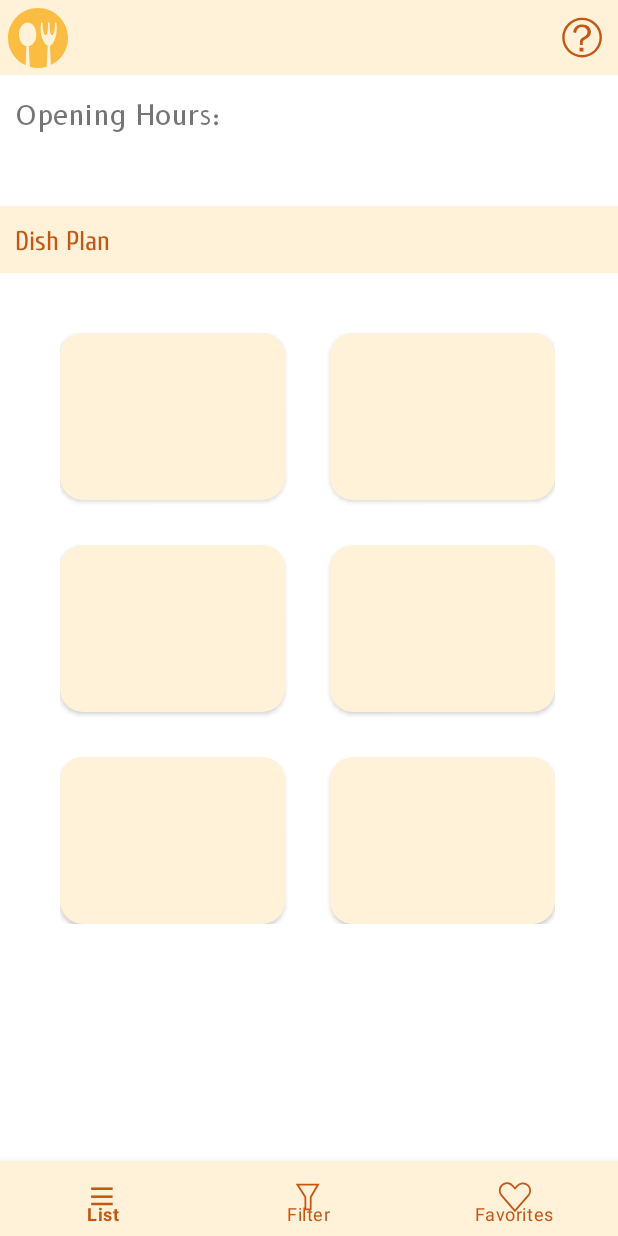
After one commit to Junru-Lin/Find-Your-Mensa, an Android app: the layout activity_dish_plan.xml on its own in the app's theme, with its tools: preview values and no code run, on a phone screen of 412 x 824 dp. The commit adds this screen. Run offline under Robolectric (Android 15) with nearby library versions, the phone set to English and light mode, and no system bars.

Commit message:
The design for the DishPlan activity, main colour in theme is changed for buttons. In DishPlan Activity bottom and help navigation are added. All the texts from layouts are replaces to the strings.xml. Small refinements in layouts.

```diff
--- /dev/null
+++ b/app/src/main/java/com/junru/findyourmensa/DishPlan.java
@@ -0,0 +1,61 @@
+package com.junru.findyourmensa;
+
+import androidx.annotation.NonNull;
+import androidx.appcompat.app.AppCompatActivity;
+
+import android.content.Intent;
+import android.os.Bundle;
+import android.view.MenuItem;
+import android.view.View;
+import android.widget.ImageButton;
+
+import com.google.android.material.bottomnavigation.BottomNavigationView;
+
+public class DishPlan extends AppCompatActivity {
+
+    private ImageButton button;
+
+    @Override
+    protected void onCreate(Bundle savedInstanceState) {
+        super.onCreate(savedInstanceState);
+        setContentView(R.layout.activity_dish_plan);
+
+        button = findViewById(R.id.help_button);
+        button.setOnClickListener(new View.OnClickListener(){
+            @Override
+            public void onClick(View v) {
+                openHelpActivity();
+            }
+        });
+
+        //Initialize and assign variable
+        BottomNavigationView bottomNavigationView = findViewById(R.id.bottom_navigation);
+        //Perform ItemSelectedListener
+        bottomNavigationView.setOnNavigationItemSelectedListener(new BottomNavigationView.OnNavigationItemSelectedListener() {
+            @Override
+            public boolean onNavigationItemSelected(@NonNull MenuItem menuItem) {
+                switch (menuItem.getItemId()) {
+                    case R.id.page_1:
+                        startActivity(new Intent(getApplicationContext(), ListActivity.class));
+                        overridePendingTransition(0,0);
+                        return true;
+                    case R.id.page_2:
+                        startActivity(new Intent(getApplicationContext(), FilterActivity.class));
+                        overridePendingTransition(0,0);
+                        return true;
+                    case R.id.page_3:
+                        startActivity(new Intent(getApplicationContext(), FavouritesActivity.class));
+                        overridePendingTransition(0,0);
+                        return true;
+                }
+                return false;
+            }
+        });
+    }
+
+    private void openHelpActivity() {
+        Intent intent = new Intent(this, HelpActivity.class);
+        startActivity(intent);
+    }
+
+}
--- /dev/null
+++ b/app/src/main/res/layout/activity_dish_plan.xml
@@ -0,0 +1,168 @@
+<?xml version="1.0" encoding="utf-8"?>
+<RelativeLayout
+    xmlns:android="http://schemas.android.com/apk/res/android"
+    xmlns:app="http://schemas.android.com/apk/res-auto"
+    xmlns:tools="http://schemas.android.com/tools"
+    android:id="@+id/main_page"
+    android:layout_width="fill_parent"
+    android:layout_height="fill_parent"
+    android:orientation="vertical">
+
+
+    <RelativeLayout
+        android:id="@+id/top_menu"
+        android:layout_width="match_parent"
+        android:layout_height="50dp"
+        android:layout_alignParentTop="true"
+        android:layout_marginTop="0dp"
+        android:background="@color/background_light_orange"
+        android:visibility="visible">
+
+        <ImageView
+            android:id="@+id/logo_View"
+            android:layout_width="40dp"
+            android:layout_height="40dp"
+            android:layout_alignParentLeft="true"
+            android:layout_alignParentTop="true"
+            android:layout_marginLeft="5dp"
+            android:layout_marginTop="5dp"
+            android:src="@drawable/logo_mensa" />
+
+        <TextView
+            android:id="@+id/mensa_name"
+            android:layout_width="match_parent"
+            android:layout_height="fill_parent"
+            android:layout_toRightOf="@id/logo_View"
+            android:textSize="30sp"
+            android:fontFamily="@font/cuprum_regular"
+            android:textColor="@color/text_color_dark_orange"
+            android:layout_marginLeft="10dp"
+            android:layout_marginTop="5dp"/>
+
+
+        <ImageButton
+            android:id="@+id/help_button"
+            android:layout_width="40dp"
+            android:layout_height="40dp"
+            android:layout_alignParentTop="true"
+            android:layout_alignParentEnd="true"
+            android:layout_marginEnd="5dp"
+            android:layout_marginTop="5dp"
+            android:padding="0dp"
+            android:scaleType="fitCenter"
+            android:background="@color/background_light_orange"
+            android:src="@drawable/help" />
+    </RelativeLayout>
+
+    <TextView
+        android:id="@+id/open"
+        android:layout_width="match_parent"
+        android:layout_height="wrap_content"
+        android:layout_below="@id/top_menu"
+        android:text="@string/opening_hours"
+        android:layout_marginLeft="10dp"
+        android:layout_marginTop="15dp"
+        android:fontFamily="@font/b612_regular"
+        android:textSize="18sp"/>
+
+    <TextView
+        android:id="@+id/hours"
+        android:layout_width="match_parent"
+        android:layout_height="wrap_content"
+        android:layout_below="@id/open"
+        android:layout_marginLeft="10dp"
+        android:layout_marginTop="15dp"
+        android:fontFamily="@font/b612_regular"
+        android:textSize="12sp"/>
+
+
+    <TextView
+        android:id="@+id/dish_plan"
+        android:layout_width="match_parent"
+        android:layout_height="wrap_content"
+        android:layout_below="@id/hours"
+        android:background="@color/background_light_orange"
+        android:text="@string/dish_plan"
+        android:textSize="18sp"
+        android:fontFamily="@font/cuprum_regular"
+        android:textColor="@color/text_color_dark_orange"
+        android:padding="10dp"
+        android:layout_marginTop="15dp"/>
+
+
+    <GridLayout
+        android:id="@+id/GridLayout1"
+        android:layout_width="wrap_content"
+        android:layout_height="wrap_content"
+        android:layout_below="@id/dish_plan"
+        android:columnCount="2"
+        android:layout_margin="40dp"
+        tools:context=".GridLayoutActivity" >
+
+        <Button
+            android:id="@+id/button1"
+            android:layout_width="150dp"
+            android:layout_row="0"
+            android:layout_column="0"
+            android:layout_gravity="start|top"
+            android:layout_marginEnd="30dp"
+            android:layout_marginBottom="30dp"
+            android:background="@drawable/custom_list_item"
+            android:padding="40dp" />
+
+        <Button
+            android:id="@+id/button2"
+            android:layout_width="150dp"
+            android:layout_column="1"
+            android:layout_gravity="start|top"
+            android:layout_row="0"
+            android:padding="40dp"
+            android:background="@drawable/custom_list_item"/>
+
+        <Button
+            android:id="@+id/button3"
+            android:layout_width="150dp"
+            android:layout_column="0"
+            android:layout_row="1"
+            android:padding="40dp"
+            android:layout_marginBottom="30dp"
+            android:background="@drawable/custom_list_item"/>
+
+        <Button
+            android:id="@+id/button4"
+            android:layout_width="150dp"
+            android:layout_column="1"
+            android:layout_row="1"
+            android:padding="40dp"
+            android:background="@drawable/custom_list_item"/>
+
+        <Button
+            android:id="@+id/button5"
+            android:layout_width="150dp"
+            android:layout_column="0"
+            android:layout_row="2"
+            android:padding="40dp"
+            android:background="@drawable/custom_list_item"/>
+
+        <Button
+            android:id="@+id/button6"
+            android:layout_width="150dp"
+            android:layout_column="1"
+            android:layout_row="2"
+            android:padding="40dp"
+            android:background="@drawable/custom_list_item"/>
+
+    </GridLayout>
+
+    <com.google.android.material.bottomnavigation.BottomNavigationView
+        android:id="@+id/bottom_navigation"
+        android:layout_width="match_parent"
+        android:layout_height="50dp"
+        android:background="@color/background_light_orange"
+        app:menu="@menu/bottom_navigation_menu"
+        app:itemIconSize="30dp"
+        app:itemIconTint="@color/text_color_dark_orange"
+        app:itemTextColor="@color/text_color_dark_orange"
+        android:layout_alignParentBottom="true"/>
+
+</RelativeLayout>
--- a/app/src/main/res/layout/activity_favourites.xml
+++ b/app/src/main/res/layout/activity_favourites.xml
@@ -4,8 +4,7 @@
 
 <RelativeLayout
     xmlns:android="http://schemas.android.com/apk/res/android"
-    xmlns:app="http://schemas.android.com/apk/res-auto"
-    xmlns:tools="http://schemas.android.com/tools"
+
     android:id="@+id/favourite_page"
     android:layout_width="fill_parent"
     android:layout_height="fill_parent"
@@ -22,8 +21,8 @@
 
         <TextView
             android:id="@+id/favourite_title"
-            android:text="Your Favourites"
-            android:textSize="30dp"
+            android:text="@string/favourites"
+            android:textSize="30sp"
             android:fontFamily="@font/cuprum_regular"
             android:layout_width="match_parent"
             android:layout_height="fill_parent"
--- a/app/src/main/res/layout/activity_filter.xml
+++ b/app/src/main/res/layout/activity_filter.xml
@@ -4,8 +4,7 @@
 
 <RelativeLayout
     xmlns:android="http://schemas.android.com/apk/res/android"
-    xmlns:app="http://schemas.android.com/apk/res-auto"
-    xmlns:tools="http://schemas.android.com/tools"
+
     android:id="@+id/filter_page"
     android:layout_width="fill_parent"
     android:layout_height="fill_parent"
@@ -23,8 +22,8 @@
 
         <TextView
             android:id="@+id/filter_title"
-            android:text="Filter"
-            android:textSize="30dp"
+            android:text="@string/filter"
+            android:textSize="30sp"
             android:fontFamily="@font/cuprum_regular"
             android:layout_width="match_parent"
             android:layout_height="fill_parent"
--- a/app/src/main/res/layout/activity_help.xml
+++ b/app/src/main/res/layout/activity_help.xml
@@ -5,7 +5,7 @@
 <RelativeLayout
     xmlns:android="http://schemas.android.com/apk/res/android"
     xmlns:app="http://schemas.android.com/apk/res-auto"
-    xmlns:tools="http://schemas.android.com/tools"
+
     android:id="@+id/help_page"
     android:layout_width="fill_parent"
     android:layout_height="fill_parent"
@@ -36,13 +36,14 @@
 
     <TextView
         android:id="@+id/help_info"
-        android:text="\n\n\n\n\n\nProblems? \nContact us via email:\nfindyourmensa@gmail.com"
+        android:text="@string/help_message"
         android:textAlignment="center"
         android:textColor="@color/black"
         android:textSize="30sp"
         android:fontFamily="@font/cuprum_regular"
         android:layout_width="match_parent"
         android:layout_height="fill_parent"
+        android:paddingTop="100dp"
         android:layout_below="@id/top_menu" />
 
 
--- a/app/src/main/res/layout/activity_list.xml
+++ b/app/src/main/res/layout/activity_list.xml
@@ -2,8 +2,7 @@
 
 <RelativeLayout
     xmlns:android="http://schemas.android.com/apk/res/android"
-    xmlns:app="http://schemas.android.com/apk/res-auto"
-    xmlns:tools="http://schemas.android.com/tools"
+
     android:id="@+id/list_page"
     android:layout_width="fill_parent"
     android:layout_height="fill_parent"
@@ -19,8 +18,8 @@
 
         <TextView
             android:id="@+id/list_title"
-            android:text="Mensa List"
-            android:textSize="30dp"
+            android:text="@string/mensa_list"
+            android:textSize="30sp"
             android:fontFamily="@font/cuprum_regular"
             android:layout_width="match_parent"
             android:layout_height="fill_parent"
--- a/app/src/main/res/values/strings.xml
+++ b/app/src/main/res/values/strings.xml
@@ -1,4 +1,10 @@
 <resources>
     <string name="app_name">Find Your Mensa</string>
     <string name="title_activity_maps">Map</string>
+    <string name="opening_hours">Opening Hours:</string>
+    <string name="dish_plan">Dish Plan</string>
+    <string name="mensa_list">Mensa List</string>
+    <string name="help_message">Problems? Contact us via email: findyourmensa@gmail.com</string>
+    <string name="filter">Filter</string>
+    <string name="favourites">Your Favourites</string>
 </resources>
--- a/app/src/main/res/values/themes.xml
+++ b/app/src/main/res/values/themes.xml
@@ -2,7 +2,7 @@
     <!-- Base application theme. -->
     <style name="Theme.FindYourMensa" parent="Theme.MaterialComponents.DayNight.NoActionBar">
         <!-- Primary brand color. -->
-        <item name="colorPrimary">@color/purple_500</item>
+        <item name="colorPrimary">@color/background_light_orange</item>
         <item name="colorPrimaryVariant">@color/purple_700</item>
         <item name="colorOnPrimary">@color/white</item>
         <!-- Secondary brand color. -->
```
